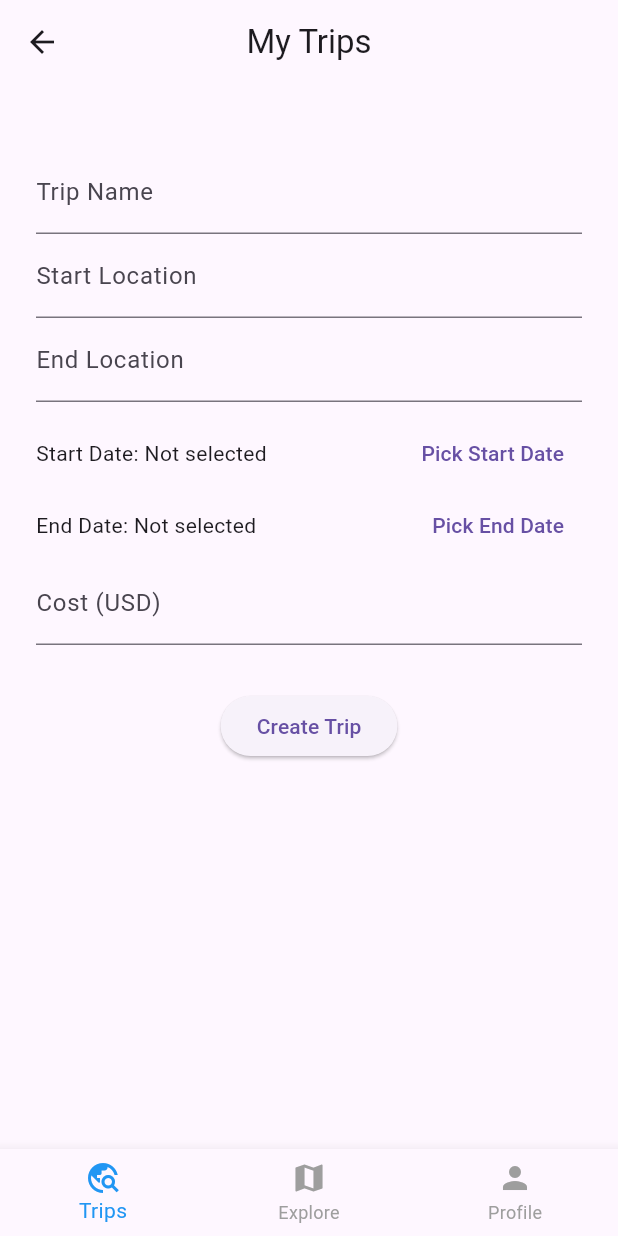
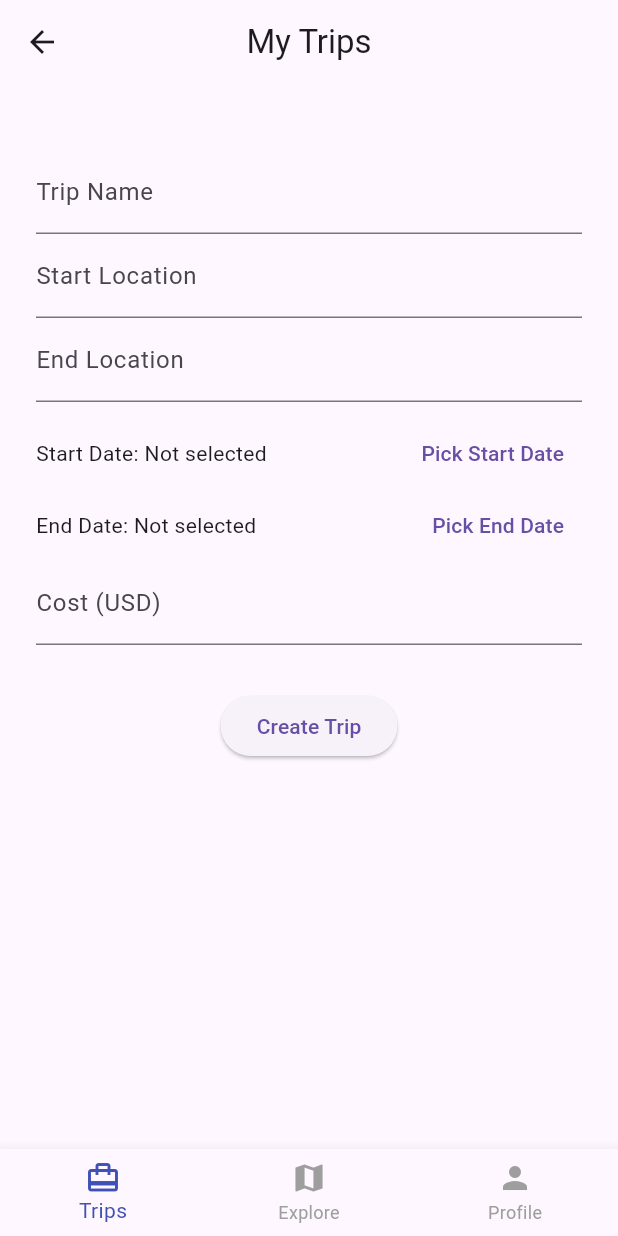
Before and after one commit to charan4112/travel_buddy_app, a Flutter app: the DashboardPage screen opened by its route, on a phone screen of 412 x 824 dp. Run offline on Flutter 3.47's test engine with Material 3 defaults, Android fonts, the phone set to English and light mode, and no system bars; our stand-ins replace cloud_firestore, firebase_auth, firebase_core, geolocator, google_maps_flutter; accounts and stored records are empty.

Commit message:
Added DashboardPage with bottom navigation and linked CreateTrip, Explore, Profile tabs

```diff
--- a/lib/pages/dashboard_page.dart
+++ b/lib/pages/dashboard_page.dart
@@ -13,16 +13,16 @@ class DashboardPage extends StatefulWidget {
 class _DashboardPageState extends State<DashboardPage> {
   int _selectedIndex = 0;
 
-  final List<Widget> _pages = const [
+  static const List<Widget> _pages = <Widget>[
     CreateTripPage(),         // Trips tab
     NearbyAttractionsPage(),  // Explore tab
     ProfilePage(),            // Profile tab
   ];
 
-  final List<String> _titles = [
-    "My Trips",
-    "Explore",
-    "Profile",
+  static const List<String> _titles = <String>[
+    'My Trips',
+    'Explore',
+    'Profile',
   ];
 
   void _onItemTapped(int index) {
@@ -45,11 +45,11 @@ class _DashboardPageState extends State<DashboardPage> {
       bottomNavigationBar: BottomNavigationBar(
         currentIndex: _selectedIndex,
         onTap: _onItemTapped,
-        selectedItemColor: Colors.blue,
+        selectedItemColor: Colors.indigo,
         unselectedItemColor: Colors.grey,
-        items: const [
+        items: const <BottomNavigationBarItem>[
           BottomNavigationBarItem(
-            icon: Icon(Icons.travel_explore),
+            icon: Icon(Icons.card_travel),
             label: 'Trips',
           ),
           BottomNavigationBarItem(
```
